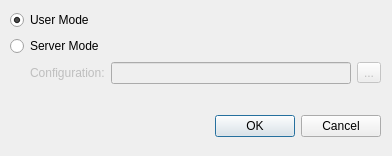
Above: gui/choose-dialog.ui from ndechesne/htoolbox before the change. Below: the same form after it.
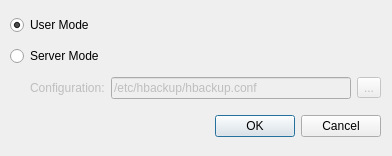
That is the form after the change.

Commit message: gui: add default path for server, option to have all files in filter

Patch:
```diff
--- a/gui/choose-dialog.ui
+++ b/gui/choose-dialog.ui
@@ -35,7 +35,7 @@
      <x>10</x>
      <y>10</y>
      <width>371</width>
-     <height>76</height>
+     <height>95</height>
     </rect>
    </property>
    <layout class="QGridLayout" >
@@ -87,6 +87,9 @@
             <verstretch>0</verstretch>
            </sizepolicy>
           </property>
+          <property name="text" >
+           <string>/etc/hbackup/hbackup.conf</string>
+          </property>
          </widget>
         </item>
         <item>
```
The commit also changes 1 other file.
